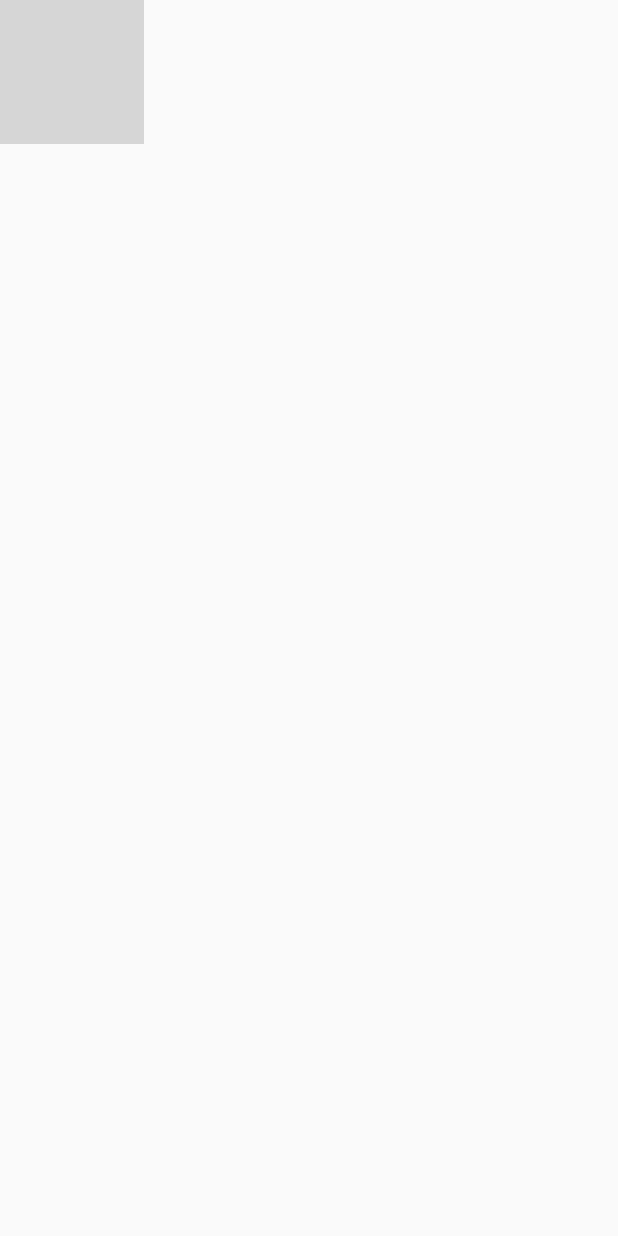
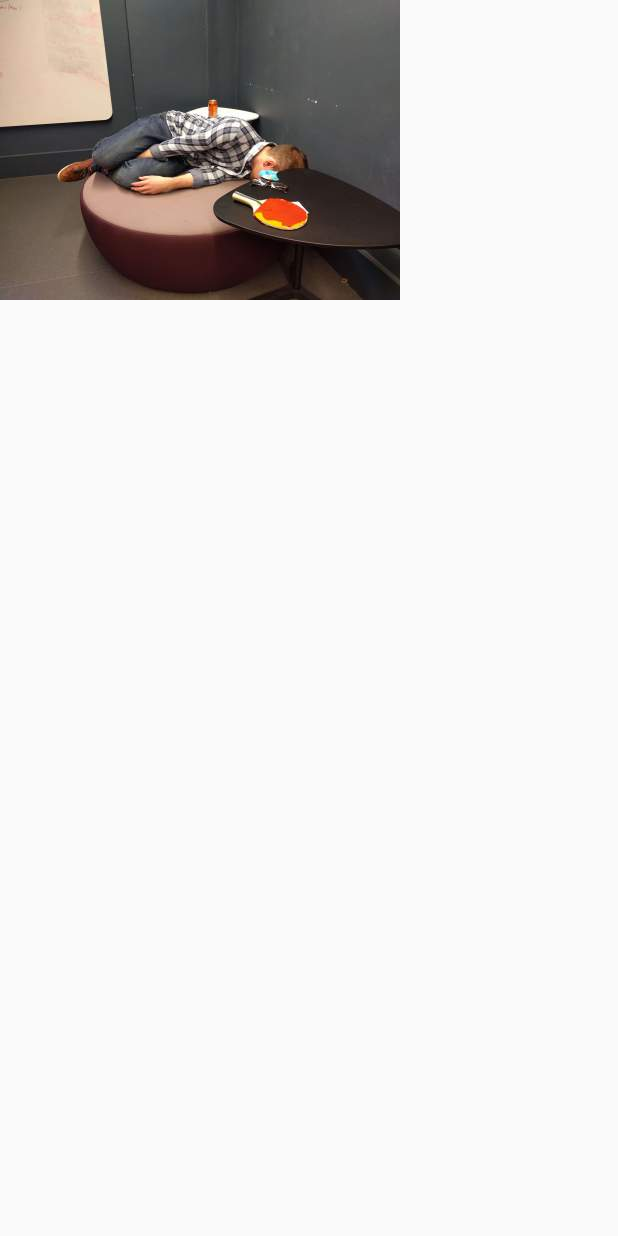
Before and after one commit to 921kiyo/blackjack-android, an Android app: the layout bust_dialog.xml on its own in the app's theme, with its tools: preview values and no code run, on a phone screen of 412 x 824 dp. Run offline under Robolectric (Android 15) with nearby library versions, the phone set to English and light mode, and no system bars; grey boxes are pictures that could not be loaded.

Commit message:
Fix dialog

```diff
--- a/app/src/main/res/layout/bust_dialog.xml
+++ b/app/src/main/res/layout/bust_dialog.xml
@@ -5,10 +5,10 @@
     android:layout_height="wrap_content">
 
     <ImageView
-        android:id="@+id/bust_dialog"
+        android:id="@+id/black_jack_dialog"
         android:layout_width="match_parent"
         android:layout_height="match_parent"
-        android:src="@drawable/bust_robbie2"
+        android:src="@drawable/bust_robbie3"
         android:layout_gravity="center" />
 
 </LinearLayout>
```
Also changed, not shown: app/src/main/java/com/example/user/blackjack/MainActivityFragment.java (+9 -6 lines), app/src/main/res/drawable-hdpi/bust_robbie3.jpg (added), app/src/main/res/drawable-mdpi/bust_robbie3.jpg (added), app/src/main/res/drawable-xhdpi/bust_robbie3.jpg (added), app/src/main/res/drawable-xxhdpi/bust_robbie3.jpg (added), app/src/main/res/drawable-xxxhdpi/bust_robbie3.jpg (added), app/src/main/res/drawable/bust_robbie3.jpg (added), 12 other files.
